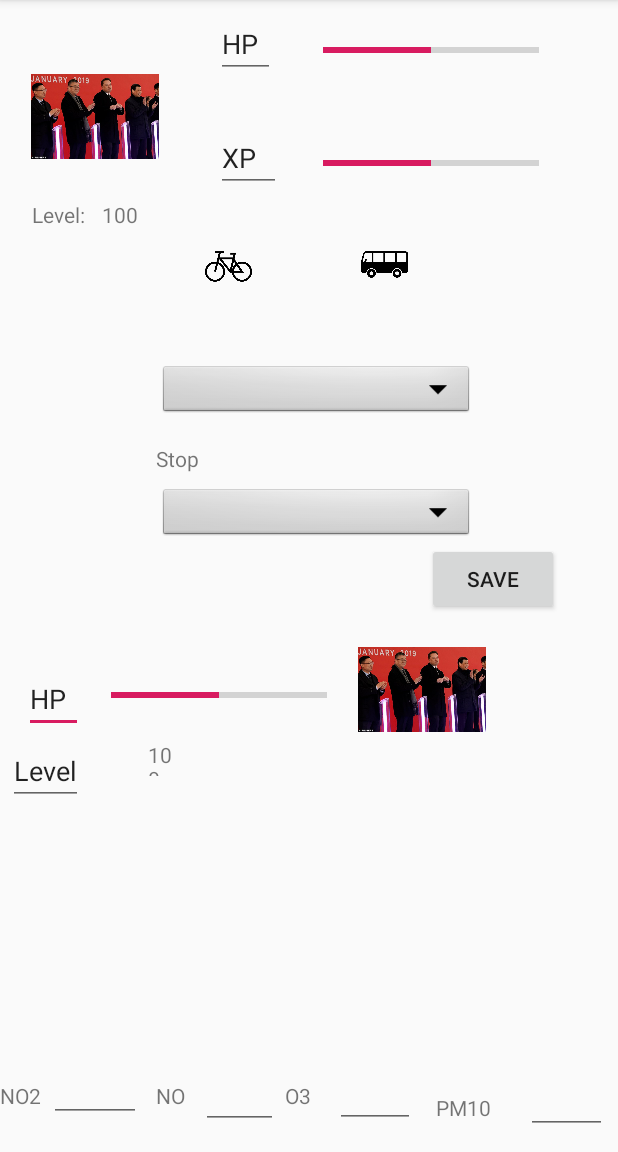
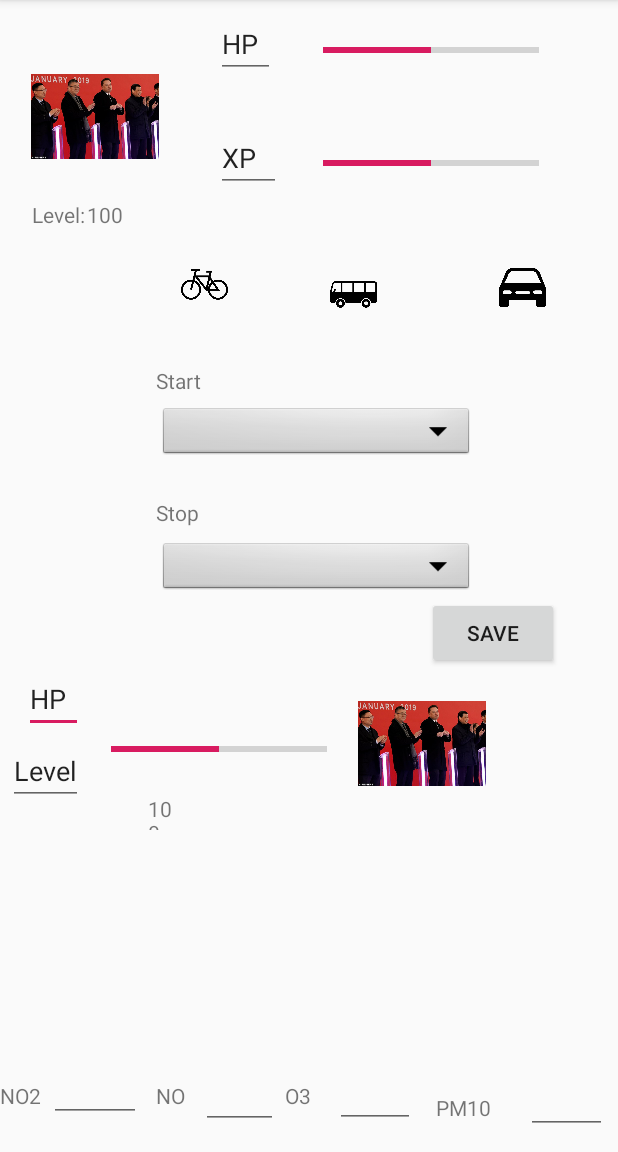
Before and after one commit to tatoalo/USI_Hackaton_2019, an Android app: the screen it shows after launch (MainActivity), on a phone screen of 412 x 824 dp, the part 84-1236 px from its top. Run offline under Robolectric (Android 15) with nearby library versions, the phone set to English and light mode, and no system bars; our stand-ins replace Picasso, Volley; network calls fail; pictures from the network do not load.

Commit message:
Added car button

```diff
--- a/frontend/USIHackaton2019/app/src/main/java/com/tatoalo/usihackaton2019/MainActivity.java
+++ b/frontend/USIHackaton2019/app/src/main/java/com/tatoalo/usihackaton2019/MainActivity.java
@@ -40,7 +40,7 @@ public class MainActivity extends AppCompatActivity {//implements View.OnClickLi
     EditText hp, xp;
     TextView levelValue;
     ProgressBar hpValue, xpValue,hpValueMonster;
-    ImageButton dataBike, dataBus;
+    ImageButton dataBike, dataBus, dataCar;
     ImageView playerImage, monsterImage;
     Spinner startData, stopData;
     static RequestQueue requestQueue;
@@ -87,6 +87,8 @@ public class MainActivity extends AppCompatActivity {//implements View.OnClickLi
         dataBike.setImageResource(R.drawable.bike);
         dataBus = (ImageButton) findViewById(R.id.dataTypeBus);
         dataBus.setImageResource(R.drawable.bus);
+        dataCar = (ImageButton) findViewById(R.id.dataTypeCar);
+        dataCar.setImageResource(R.drawable.car);
 
         playerImage = (ImageView) findViewById(R.id.playerImg);
         monsterImage = (ImageView) findViewById(R.id.monsterImage);
@@ -129,6 +131,20 @@ public class MainActivity extends AppCompatActivity {//implements View.OnClickLi
 
                 startData.setAdapter(busAdapter);
                 stopData.setAdapter(busAdapter);
+
+            }
+        });
+
+        dataCar.setOnClickListener(new Button.OnClickListener() {
+            public void onClick(View v) {
+                dataTypeChoosen = "car";
+                dataCar.setBackgroundDrawable(dataCar.getBackground());
+                dataCar.setBackgroundResource(R.drawable.btn_border);
+                startData = findViewById(R.id.dataStart);
+                stopData = findViewById(R.id.dataStop);
+
+                startData.setAdapter(bikeAdapter);
+                stopData.setAdapter(bikeAdapter);
 
             }
         });
--- a/frontend/USIHackaton2019/app/src/main/res/layout/activity_main.xml
+++ b/frontend/USIHackaton2019/app/src/main/res/layout/activity_main.xml
@@ -7,17 +7,30 @@
     android:layout_height="match_parent">
 
     <ImageButton
+        android:id="@+id/dataTypeCar"
+        android:layout_width="94dp"
+        android:layout_height="51dp"
+        android:layout_marginStart="9dp"
+        android:layout_marginTop="39dp"
+        android:layout_marginEnd="21dp"
+        android:adjustViewBounds="true"
+        android:backgroundTint="#00FFFFFF"
+        android:scaleType="centerInside"
+        app:layout_constraintEnd_toEndOf="parent"
+        app:layout_constraintStart_toEndOf="@+id/dataTypeBus"
+        app:layout_constraintTop_toBottomOf="@+id/xpValue" />
+
+    <ImageButton
         android:id="@+id/dataTypeBus"
         android:layout_width="94dp"
         android:layout_height="51dp"
         android:layout_marginStart="10dp"
-        android:layout_marginTop="24dp"
-        android:layout_marginEnd="150dp"
+        android:layout_marginTop="44dp"
+        android:layout_marginEnd="9dp"
         android:adjustViewBounds="true"
         android:backgroundTint="#00FFFFFF"
         android:scaleType="centerInside"
-        app:layout_constraintEnd_toEndOf="parent"
-        app:layout_constraintHorizontal_bias="0.0"
+        app:layout_constraintEnd_toStartOf="@+id/dataTypeCar"
         app:layout_constraintStart_toEndOf="@+id/dataTypeBike"
         app:layout_constraintTop_toBottomOf="@+id/xpValue" />
 
@@ -25,14 +38,11 @@
         android:id="@+id/dataTypeBike"
         android:layout_width="94dp"
         android:layout_height="51dp"
-        android:layout_marginStart="140dp"
-        android:layout_marginTop="24dp"
-        android:layout_marginEnd="216dp"
+        android:layout_marginStart="89dp"
+        android:layout_marginTop="36dp"
         android:adjustViewBounds="true"
         android:backgroundTint="#00FFFFFF"
         android:scaleType="centerInside"
-        app:layout_constraintEnd_toEndOf="parent"
-        app:layout_constraintHorizontal_bias="0.923"
         app:layout_constraintStart_toStartOf="parent"
         app:layout_constraintTop_toBottomOf="@+id/xp"
         tools:srcCompat="@drawable/bike" />
@@ -164,41 +174,14 @@
         app:layout_constraintTop_toTopOf="parent" />
 
     <Spinner
-        android:id="@+id/dataStart"
-        android:layout_width="210dp"
-        android:layout_height="38dp"
-        android:layout_marginStart="106dp"
-        android:layout_marginTop="40dp"
-        android:layout_marginEnd="75dp"
-        android:background="@android:drawable/btn_dropdown"
-        android:spinnerMode="dropdown"
-        app:layout_constraintEnd_toEndOf="parent"
-        app:layout_constraintHorizontal_bias="0.0"
-        app:layout_constraintStart_toStartOf="parent"
-        app:layout_constraintTop_toBottomOf="@+id/dataTypeBus" />
-
-    <Spinner
         android:id="@+id/dataStop"
         android:layout_width="210dp"
         android:layout_height="38dp"
         android:layout_marginStart="106dp"
-        android:layout_marginTop="44dp"
+        android:layout_marginTop="52dp"
         android:layout_marginEnd="95dp"
         android:background="@android:drawable/btn_dropdown"
         android:spinnerMode="dropdown"
-        app:layout_constraintEnd_toEndOf="parent"
-        app:layout_constraintHorizontal_bias="0.0"
-        app:layout_constraintStart_toStartOf="parent"
-        app:layout_constraintTop_toBottomOf="@+id/dataStart" />
-
-    <TextView
-        android:id="@+id/stopText"
-        android:layout_width="wrap_content"
-        android:layout_height="19dp"
-        android:layout_marginStart="104dp"
-        android:layout_marginTop="16dp"
-        android:layout_marginEnd="278dp"
-        android:text="Stop"
         app:layout_constraintEnd_toEndOf="parent"
         app:layout_constraintHorizontal_bias="0.0"
         app:layout_constraintStart_toStartOf="parent"
@@ -218,7 +201,46 @@
         app:layout_constraintHorizontal_bias="0.0"
         app:layout_constraintStart_toStartOf="parent"
         app:layout_constraintTop_toBottomOf="@+id/dataTypeBike"
-        app:layout_constraintVertical_bias="0.933" />
+        app:layout_constraintVertical_bias="0.818" />
+
+    <Spinner
+        android:id="@+id/dataStart"
+        android:layout_width="210dp"
+        android:layout_height="38dp"
+        android:layout_marginStart="106dp"
+        android:layout_marginTop="48dp"
+        android:layout_marginEnd="75dp"
+        android:background="@android:drawable/btn_dropdown"
+        android:spinnerMode="dropdown"
+        app:layout_constraintEnd_toEndOf="parent"
+        app:layout_constraintHorizontal_bias="0.0"
+        app:layout_constraintStart_toStartOf="parent"
+        app:layout_constraintTop_toBottomOf="@+id/dataTypeBus" />
+
+    <Button
+        android:id="@+id/btnSave"
+        android:layout_width="wrap_content"
+        android:layout_height="wrap_content"
+        android:layout_marginStart="284dp"
+        android:layout_marginEnd="39dp"
+        android:text="Save"
+        app:layout_constraintEnd_toEndOf="parent"
+        app:layout_constraintHorizontal_bias="1.0"
+        app:layout_constraintStart_toStartOf="parent"
+        app:layout_constraintTop_toBottomOf="@+id/dataStop" />
+
+    <TextView
+        android:id="@+id/stopText"
+        android:layout_width="wrap_content"
+        android:layout_height="19dp"
+        android:layout_marginStart="104dp"
+        android:layout_marginTop="24dp"
+        android:layout_marginEnd="278dp"
+        android:text="Stop"
+        app:layout_constraintEnd_toEndOf="parent"
+        app:layout_constraintHorizontal_bias="0.0"
+        app:layout_constraintStart_toStartOf="parent"
+        app:layout_constraintTop_toBottomOf="@+id/dataStart" />
 
     <EditText
         android:id="@+id/O3Value"
@@ -314,18 +336,6 @@
         app:layout_constraintEnd_toStartOf="@+id/NOValue"
         app:layout_constraintStart_toEndOf="@+id/NO2Value" />
 
-    <Button
-        android:id="@+id/btnSave"
-        android:layout_width="wrap_content"
-        android:layout_height="wrap_content"
-        android:layout_marginStart="284dp"
-        android:layout_marginEnd="39dp"
-        android:text="Save"
-        app:layout_constraintEnd_toEndOf="parent"
-        app:layout_constraintHorizontal_bias="1.0"
-        app:layout_constraintStart_toStartOf="parent"
-        app:layout_constraintTop_toBottomOf="@+id/dataStop" />
-
     <TextView
         android:id="@+id/levelLabel"
         android:layout_width="wrap_content"
```
Also changed, not shown: frontend/USIHackaton2019/app/src/main/res/drawable-v24/car.png (added).
